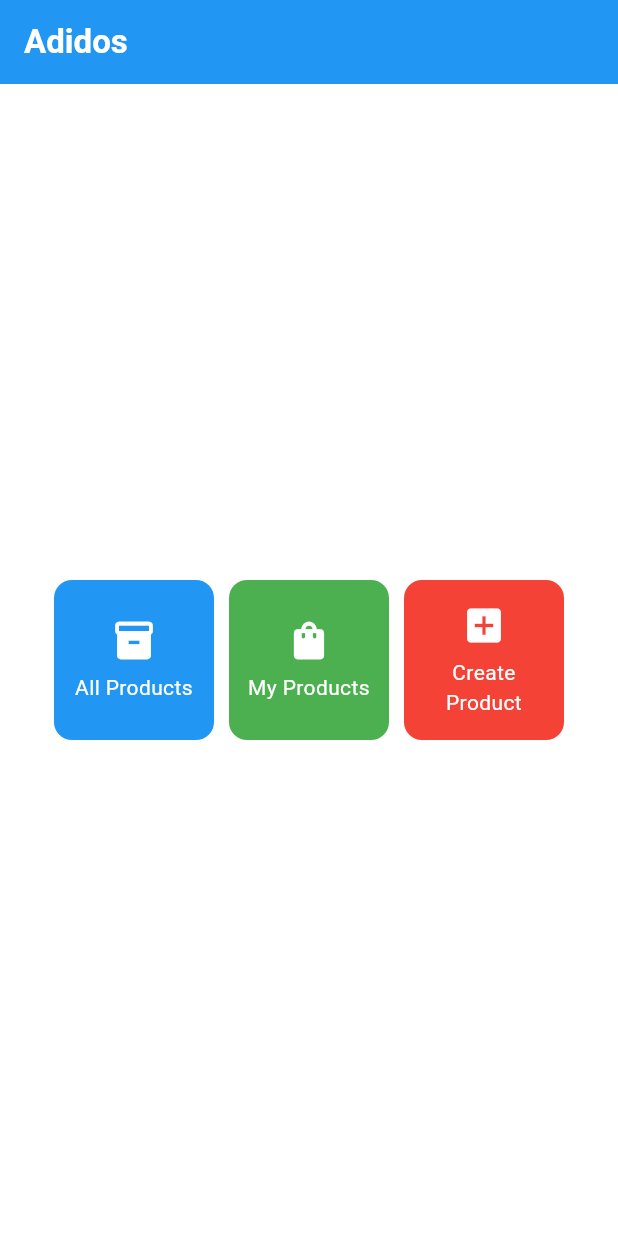
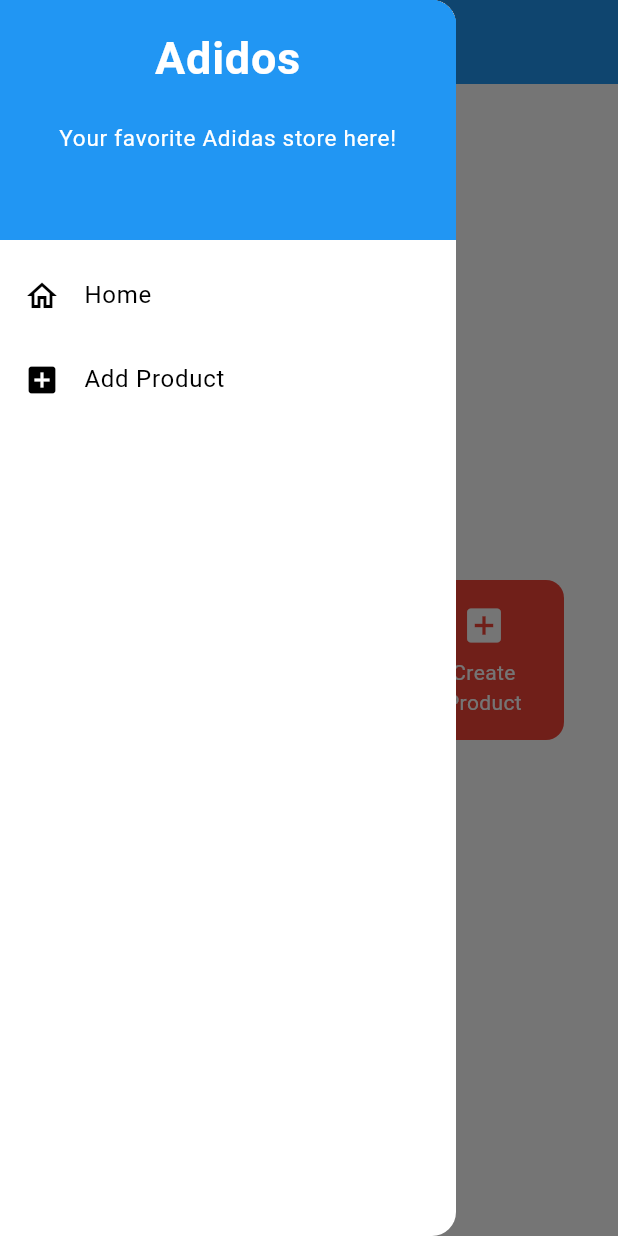
Before and after one commit to galihnur9/adidos-mobile, a Flutter app: the screen it shows after launch, with the side drawer open (before the commit the screen has no drawer), on a phone screen of 412 x 824 dp. Run offline on Flutter 3.47's test engine with Material 3 defaults, Android fonts, the phone set to English and light mode, and no system bars.

Commit message:
Tugas 8 Add Product Form and Left Drawer Navigation

```diff
--- /dev/null
+++ b/lib/left_drawer.dart
@@ -0,0 +1,65 @@
+import 'package:flutter/material.dart';
+import 'package:adidos_mobile/menu.dart';
+import 'package:adidos_mobile/adidos_form.dart';
+
+class LeftDrawer extends StatelessWidget {
+  const LeftDrawer({super.key});
+
+  @override
+  Widget build(BuildContext context) {
+    return Drawer(
+      child: ListView(
+        children: [
+          const DrawerHeader(
+            decoration: BoxDecoration(
+              color: Colors.blue,
+            ),
+            child: Column(
+              children: [
+                Text(
+                  'Adidos',
+                  textAlign: TextAlign.center,
+                  style: TextStyle(
+                    fontSize: 30,
+                    fontWeight: FontWeight.bold,
+                    color: Colors.white,
+                  ),
+                ),
+                Padding(padding: EdgeInsets.all(10)),
+                Text("Your favorite Adidas store here!",
+                    textAlign: TextAlign.center,
+                    style: TextStyle(fontSize: 15, color: Colors.white)
+                    ),
+              ],
+            ),
+          ),
+          // TODO: Bagian routing
+          ListTile(
+            leading: const Icon(Icons.home_outlined),
+            title: const Text('Home'),
+            // Bagian redirection ke MyHomePage
+            onTap: () {
+              Navigator.pushReplacement(
+                  context,
+                  MaterialPageRoute(
+                    builder: (context) => MyHomePage(),
+                  ));
+            },
+          ),
+          ListTile(
+            leading: const Icon(Icons.add_box),
+            title: const Text('Add Product'),
+            // Bagian redirection ke ProductFormPage
+            onTap: () {
+              Navigator.pushReplacement(
+                  context,
+                  MaterialPageRoute(
+                    builder: (context) => const ProductFormPage(),
+                  ));
+            },
+          ),
+        ],
+      ),
+    );
+  }
+}
```
Also changed, not shown: lib/adidos_form.dart (added, +245 -0 lines), lib/main.dart (+0 -16 lines), lib/menu.dart (+20 -2 lines).
